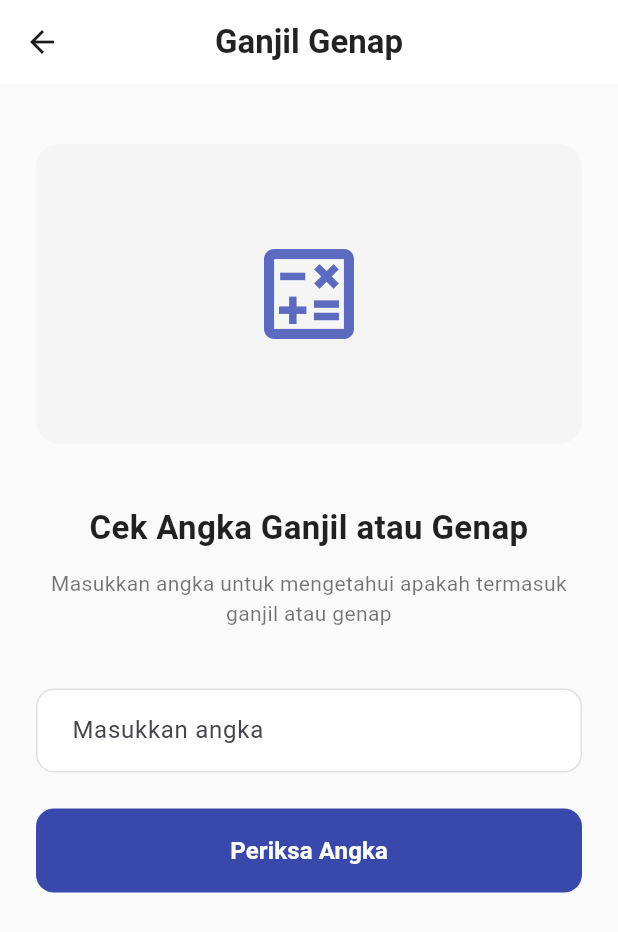
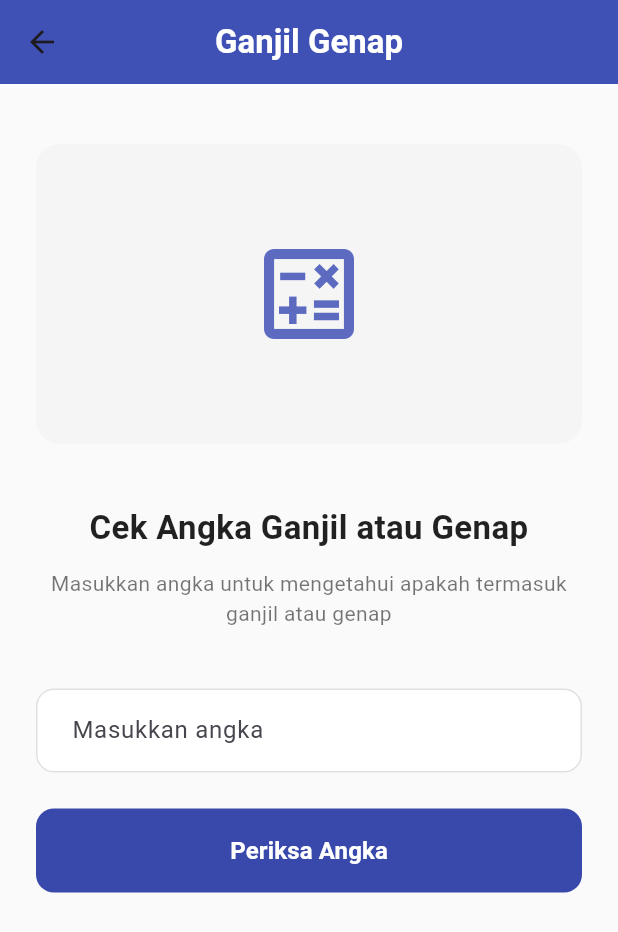
Before and after one commit to RusterF/AplikasiMobileMatematis, a Flutter app: the GanjilGenapScreen screen opened directly, on a phone screen of 412 x 824 dp. Shown: the top 932 px of the screen. Run offline on Flutter 3.47's test engine with Material 3 defaults, Android fonts, the light colour scheme and no system bars; our stand-ins replace font_awesome_flutter, get, math_expressions.

Commit message:
final commit

```diff
--- a/lib/components/my_button.dart
+++ b/lib/components/my_button.dart
@@ -14,7 +14,7 @@ class MyButton extends StatelessWidget {
         padding: const EdgeInsets.all(15),
         margin: const EdgeInsets.symmetric(horizontal: 85),
         decoration: BoxDecoration(
-          color: const Color.fromARGB(246, 188, 45, 1),
+          color: const Color.fromARGB(255, 92, 107, 192),
           borderRadius: BorderRadius.circular(30),
         ),
         child:  Center(
--- /dev/null
+++ b/lib/fragments/ganjil_genap_fragment_screen.dart
@@ -0,0 +1,216 @@
+import 'package:flutter/material.dart';
+
+class GanjilGenapScreen extends StatefulWidget {
+  const GanjilGenapScreen({super.key});
+
+  @override
+  State<GanjilGenapScreen> createState() => _GanjilGenapScreenState();
+}
+
+class _GanjilGenapScreenState extends State<GanjilGenapScreen> {
+  final TextEditingController _controller = TextEditingController();
+  String _result = '';
+
+  Color _resultColor = Colors.black;
+
+  void _checkNumber() {
+    if (_controller.text.isEmpty) {
+      setState(() {
+        _result = "Masukkan angka terlebih dahulu";
+        _resultColor = Colors.red;
+      });
+      return;
+    }
+
+    try {
+      final BigInt? number = BigInt.tryParse(_controller.text);
+      if (number == null || number.isNegative || number == BigInt.zero) {
+        setState(() {
+          _result = 'Masukkan angka bilangan bulat positif';
+          _resultColor = Colors.red;
+        });
+      } else {
+        setState(() {
+          if (number.isEven) {
+            _result = "Genap";
+            _resultColor = Colors.blue;
+          } else {
+            _result = "Ganjil";
+            _resultColor = Colors.purple;
+          }
+        });
+      }
+    } catch (e) {
+      setState(() {
+        _result = "Input tidak valid";
+        _resultColor = Colors.red;
+      });
+    }
+  }
+
+  @override
+  Widget build(BuildContext context) {
+    return Scaffold(
+      backgroundColor: Colors.grey[50],
+      appBar: AppBar(
+        elevation: 0,
+        backgroundColor: Colors.indigo,
+        title: Text(
+          "Ganjil Genap",
+          style: TextStyle(color: Colors.white, fontWeight: FontWeight.w600),
+        ),
+        centerTitle: true,
+      ),
+      body: SafeArea(
+        child: Padding(
+          padding: const EdgeInsets.symmetric(horizontal: 24.0),
+          child: Column(
+            children: [
+              const SizedBox(height: 40),
+              // Illustration
+              Container(
+                height: 200,
+                width: double.infinity,
+                decoration: BoxDecoration(
+                  color: Colors.grey[100],
+                  borderRadius: BorderRadius.circular(16),
+                ),
+                child: Center(
+                  child: Icon(
+                    Icons.calculate_outlined,
+                    size: 80,
+                    color: Colors.indigo[400],
+                  ),
+                ),
+              ),
+              const SizedBox(height: 40),
+              // Title
+              Text(
+                'Cek Angka Ganjil atau Genap',
+                style: TextStyle(
+                  fontSize: 22,
+                  fontWeight: FontWeight.bold,
+                  color: Colors.black87,
+                ),
+                textAlign: TextAlign.center,
+              ),
+              const SizedBox(height: 12),
+              // Subtitle
+              Text(
+                'Masukkan angka untuk mengetahui apakah termasuk ganjil atau genap',
+                style: TextStyle(fontSize: 14, color: Colors.black54),
+                textAlign: TextAlign.center,
+              ),
+              const SizedBox(height: 40),
+              // Input field
+              TextField(
+                controller: _controller,
+                keyboardType: TextInputType.number,
+                decoration: InputDecoration(
+                  hintText: 'Masukkan angka',
+                  filled: true,
+                  fillColor: Colors.white,
+                  contentPadding: EdgeInsets.symmetric(
+                    horizontal: 20,
+                    vertical: 16,
+                  ),
+                  border: OutlineInputBorder(
+                    borderRadius: BorderRadius.circular(12),
+                    borderSide: BorderSide(color: Colors.grey[300]!, width: 1),
+                  ),
+                  enabledBorder: OutlineInputBorder(
+                    borderRadius: BorderRadius.circular(12),
+                    borderSide: BorderSide(color: Colors.grey[300]!, width: 1),
+                  ),
+                  focusedBorder: OutlineInputBorder(
+                    borderRadius: BorderRadius.circular(12),
+                    borderSide: BorderSide(
+                      color: Colors.indigo[400]!,
+                      width: 2,
+                    ),
+                  ),
+                ),
+              ),
+              const SizedBox(height: 24),
+              // Button
+              SizedBox(
+                width: double.infinity,
+                height: 56,
+                child: ElevatedButton(
+                  onPressed: _checkNumber,
+                  style: ElevatedButton.styleFrom(
+                    backgroundColor: Colors.indigo[600],
+                    foregroundColor: Colors.white,
+                    elevation: 0,
+                    shape: RoundedRectangleBorder(
+                      borderRadius: BorderRadius.circular(12),
+                    ),
+                  ),
+                  child: Text(
+                    'Periksa Angka',
+                    style: TextStyle(fontSize: 16, fontWeight: FontWeight.w600),
+                  ),
+                ),
+              ),
+              const SizedBox(height: 40),
+              // Result
+              AnimatedOpacity(
+                opacity: _result.isEmpty ? 0 : 1,
+                duration: Duration(milliseconds: 300),
+                child: Container(
+                  padding: EdgeInsets.symmetric(vertical: 16, horizontal: 24),
+                  decoration: BoxDecoration(
+                    color:
+                        _result == "Ganjil"
+                            ? Colors.purple[50]
+                            : _result == "Genap"
+                            ? Colors.blue[50]
+                            : Colors.grey[50],
+                    borderRadius: BorderRadius.circular(12),
+                    border: Border.all(
+                      color:
+                          _result == "Ganjil"
+                              ? Colors.purple[200]!
+                              : _result == "Genap"
+                              ? Colors.blue[200]!
+                              : Colors.grey[300]!,
+                      width: 1,
+                    ),
+                  ),
+                  child: Row(
+                    mainAxisAlignment: MainAxisAlignment.center,
+                    children: [
+                      _result == "Ganjil" || _result == "Genap"
+                          ? Icon(
+                            _result == "Ganjil"
+                                ? Icons.looks_one
+                                : Icons.looks_two,
+                            color: _resultColor,
+                            size: 24,
+                          )
+                          : SizedBox(),
+                      SizedBox(
+                        width:
+                            _result == "Ganjil" || _result == "Genap" ? 12 : 0,
+                      ),
+                      Flexible(
+                        child: Text(
+                          _result,
+                          style: TextStyle(
+                            fontSize: 20,
+                            fontWeight: FontWeight.bold,
+                            color: _resultColor,
+                          ),
+                        ),
+                      ),
+                    ],
+                  ),
+                ),
+              ),
+            ],
+          ),
+        ),
+      ),
+    );
+  }
+}
--- a/pubspec.yaml
+++ b/pubspec.yaml
@@ -35,6 +35,7 @@ dependencies:
   get: ^4.6.6
   font_awesome_flutter: ^10.2.1
   http: ^1.2.1
+  math_expressions: ^2.7.0
 
 
 dev_dependencies:
```
Also changed, not shown: lib/authentication/login_screen.dart (+4 -4 lines), lib/authentication/signup_screen.dart (+17 -5 lines), lib/fragments/calculator_fragment_screen.dart (added, +143 -0 lines), lib/fragments/counter_fragment_screen.dart (renamed from lib/menu/ganjil_genap_screen.dart, +57 -90 lines), lib/fragments/dashboard_of_fragments.dart (+23 -68 lines), lib/fragments/home_fragment_screen.dart (deleted, +0 -22 lines), lib/fragments/order_fragment_screen.dart (deleted, +0 -22 lines), lib/fragments/profile_fragment_screen.dart (+12 -10 lines), lib/fragments/search_fragment_screen.dart (deleted, +0 -25 lines), lib/assets/images/1069.jpg, pubspec.lock.
